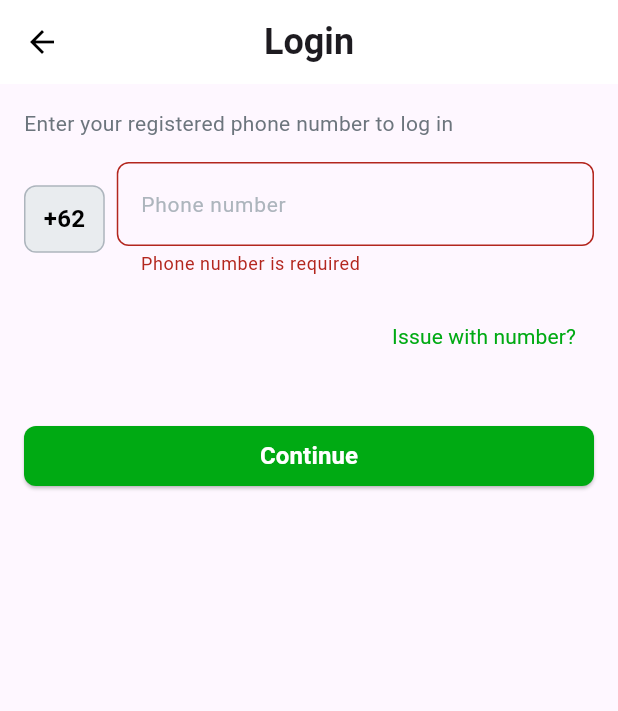
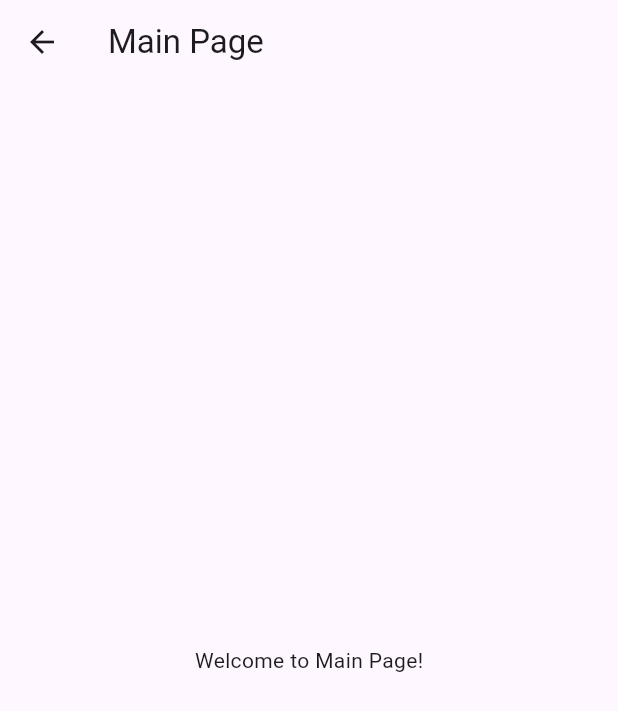
Before and after one commit to Nitaa1904/COTS_2211104005_NitaFitrotulMar-ah, a Flutter app: the LoginPage screen opened by its route, after a tap on "Continue", on a phone screen of 412 x 824 dp. Shown: the top 711 px of the screen. Run offline on Flutter 3.47's test engine with Material 3 defaults, Android fonts, the phone set to English and light mode, and no system bars; our stand-ins replace flutter_svg, get.

Commit message:
Feat: Add routing to MainPage in AppRoutes

```diff
--- a/lib/modules/routes/app_routes.dart
+++ b/lib/modules/routes/app_routes.dart
@@ -1,11 +1,13 @@
 import 'package:get/get.dart';
 import 'package:cotsgojek/modules/view/LoginPage.dart';
 import 'package:cotsgojek/modules/view/PageView.dart';
+import 'package:cotsgojek/modules/view/MainPage.dart';
 
 class AppRoutes {
   static const String onboarding = '/';
   static const String login = '/login';
   static const String register = '/register';
+  static const String main = '/main';
 
   static final routes = [
     GetPage(
@@ -16,9 +18,10 @@ class AppRoutes {
       name: login,
       page: () => LoginPage(),
     ),
-    // GetPage(
-    //   name: register,
-    //   page: () => const RegisterPage(),
-    // ),
+    GetPage(
+      name: AppRoutes.main, // Gunakan rute dari AppRoutes
+      page: () =>
+          const MainPage(), // Pastikan MainPage diinisialisasi dengan benar
+    ),
   ];
 }
--- a/lib/modules/view/LoginPage.dart
+++ b/lib/modules/view/LoginPage.dart
@@ -2,6 +2,7 @@ import 'package:flutter/material.dart';
 import 'package:get/get.dart'; // Import GetX
 import 'package:cotsgojek/design_system/styles/color.dart';
 import 'package:cotsgojek/design_system/styles/typograph.dart';
+import 'package:cotsgojek/modules/routes/app_routes.dart';
 
 class LoginPage extends StatelessWidget {
   final TextEditingController _phoneController = TextEditingController();
@@ -118,7 +119,9 @@ class LoginPage extends StatelessWidget {
               SizedBox(
                 width: double.infinity,
                 child: ElevatedButton(
-                  onPressed: _onSubmit,
+                  onPressed: () {
+                    Get.toNamed(AppRoutes.main); // Mengarahkan ke MainPage
+                  },
                   style: ElevatedButton.styleFrom(
                     backgroundColor: ColorCollection.greenGojek,
                     shape: RoundedRectangleBorder(
--- /dev/null
+++ b/lib/modules/view/MainPage.dart
@@ -0,0 +1,17 @@
+import 'package:flutter/material.dart';
+
+class MainPage extends StatelessWidget {
+  const MainPage({Key? key}) : super(key: key);
+
+  @override
+  Widget build(BuildContext context) {
+    return Scaffold(
+      appBar: AppBar(
+        title: const Text('Main Page'),
+      ),
+      body: Center(
+        child: const Text('Welcome to Main Page!'),
+      ),
+    );
+  }
+}
```
